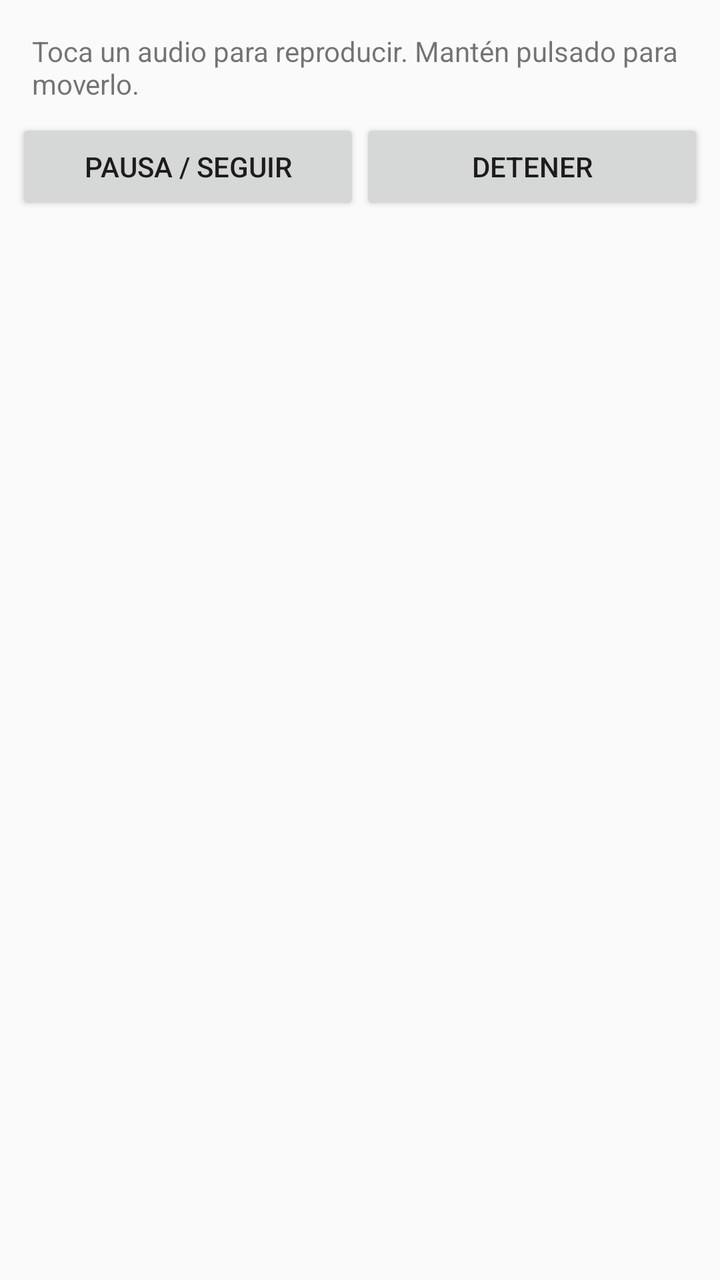
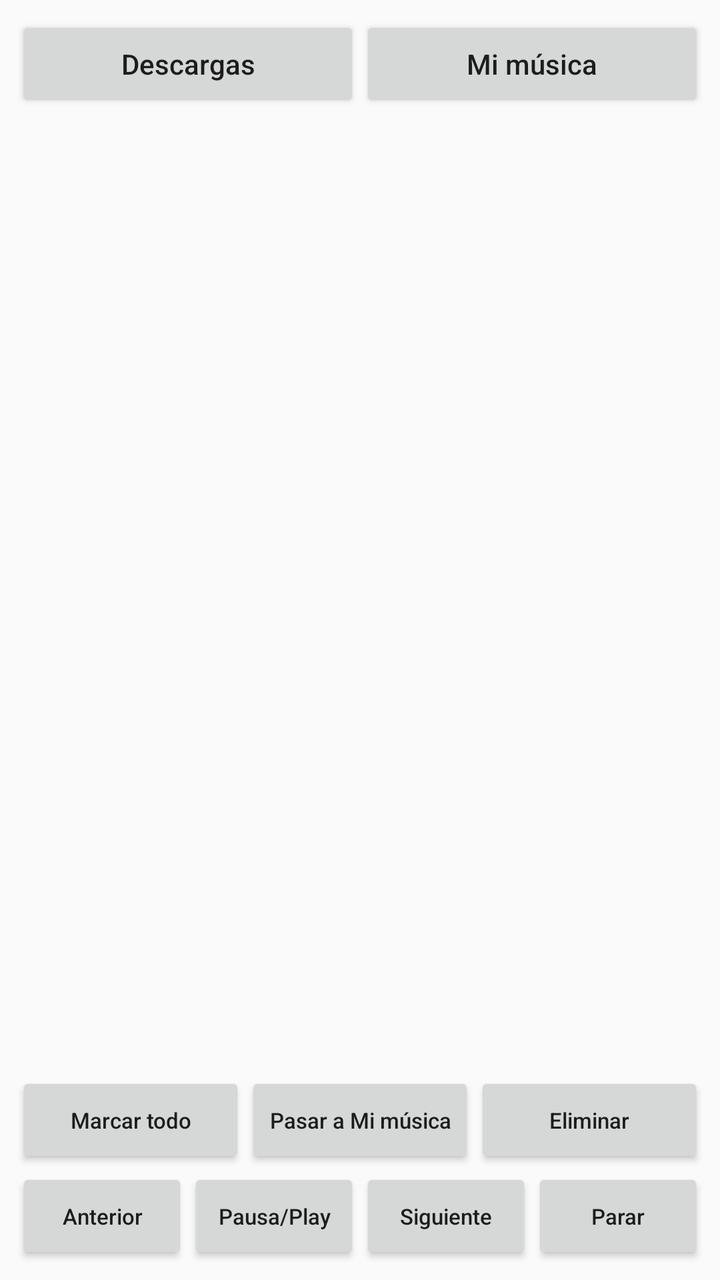

An Android layout rendered at two revisions. The XML below is the earlier revision; the diff shows what the commit changed to produce the second picture.
<!-- AndroidManifest.xml: application theme android:Theme.Material.Light.DarkActionBar -->
<!-- res/layout/activity_main.xml -->
<?xml version="1.0" encoding="utf-8"?>
<LinearLayout xmlns:android="http://schemas.android.com/apk/res/android"
    android:layout_width="match_parent"
    android:layout_height="match_parent"
    android:orientation="vertical"
    android:padding="8dp">

    <TextView
        android:id="@+id/status"
        android:layout_width="match_parent"
        android:layout_height="wrap_content"
        android:padding="8dp"
        android:text="Toca un audio para reproducir. Mantén pulsado para moverlo." />

    <LinearLayout
        android:layout_width="match_parent"
        android:layout_height="wrap_content"
        android:orientation="horizontal">

        <Button
            android:id="@+id/btnToggle"
            android:layout_width="0dp"
            android:layout_height="wrap_content"
            android:layout_weight="1"
            android:text="Pausa / Seguir" />

        <Button
            android:id="@+id/btnStop"
            android:layout_width="0dp"
            android:layout_height="wrap_content"
            android:layout_weight="1"
            android:text="Detener" />
    </LinearLayout>

    <ListView
        android:id="@+id/list"
        android:layout_width="match_parent"
        android:layout_height="0dp"
        android:layout_weight="1" />
</LinearLayout>
<!-- resources referenced by this layout -->
<resources>

</resources>

<!-- the commit's change to res/layout/activity_main.xml (unified diff, before → after) -->
@@ -5,12 +5,40 @@
     android:orientation="vertical"
     android:padding="8dp">
 
+    <LinearLayout
+        android:layout_width="match_parent"
+        android:layout_height="wrap_content"
+        android:orientation="horizontal">
+
+        <Button
+            android:id="@+id/btnDownloads"
+            android:layout_width="0dp"
+            android:layout_height="wrap_content"
+            android:layout_weight="1"
+            android:textAllCaps="false"
+            android:text="Descargas" />
+
+        <Button
+            android:id="@+id/btnLibrary"
+            android:layout_width="0dp"
+            android:layout_height="wrap_content"
+            android:layout_weight="1"
+            android:textAllCaps="false"
+            android:text="Mi música" />
+    </LinearLayout>
+
     <TextView
         android:id="@+id/status"
         android:layout_width="match_parent"
         android:layout_height="wrap_content"
         android:padding="8dp"
-        android:text="Toca un audio para reproducir. Mantén pulsado para moverlo." />
+        android:textSize="13sp" />
+
+    <androidx.recyclerview.widget.RecyclerView
+        android:id="@+id/recycler"
+        android:layout_width="match_parent"
+        android:layout_height="0dp"
+        android:layout_weight="1" />
 
     <LinearLayout
         android:layout_width="match_parent"
@@ -18,23 +46,72 @@
         android:orientation="horizontal">
 
         <Button
+            android:id="@+id/btnAll"
+            android:layout_width="0dp"
+            android:layout_height="wrap_content"
+            android:layout_weight="1"
+            android:textSize="11sp"
+            android:textAllCaps="false"
+            android:text="Marcar todo" />
+
+        <Button
+            android:id="@+id/btnMove"
+            android:layout_width="0dp"
+            android:layout_height="wrap_content"
+            android:layout_weight="1"
+            android:textSize="11sp"
+            android:textAllCaps="false"
+            android:text="Pasar a Mi música" />
+
+        <Button
+            android:id="@+id/btnDelete"
+            android:layout_width="0dp"
+            android:layout_height="wrap_content"
+            android:layout_weight="1"
+            android:textSize="11sp"
+            android:textAllCaps="false"
+            android:text="Eliminar" />
+    </LinearLayout>
+
+    <LinearLayout
+        android:layout_width="match_parent"
+        android:layout_height="wrap_content"
+        android:orientation="horizontal">
+
+        <Button
+            android:id="@+id/btnPrev"
+            android:layout_width="0dp"
+            android:layout_height="wrap_content"
+            android:layout_weight="1"
+            android:textSize="11sp"
+            android:textAllCaps="false"
+            android:text="Anterior" />
+
+        <Button
             android:id="@+id/btnToggle"
             android:layout_width="0dp"
             android:layout_height="wrap_content"
             android:layout_weight="1"
-            android:text="Pausa / Seguir" />
+            android:textSize="11sp"
+            android:textAllCaps="false"
+            android:text="Pausa/Play" />
+
+        <Button
+            android:id="@+id/btnNext"
+            android:layout_width="0dp"
+            android:layout_height="wrap_content"
+            android:layout_weight="1"
+            android:textSize="11sp"
+            android:textAllCaps="false"
+            android:text="Siguiente" />
 
         <Button
             android:id="@+id/btnStop"
             android:layout_width="0dp"
             android:layout_height="wrap_content"
             android:layout_weight="1"
-            android:text="Detener" />
+            android:textSize="11sp"
+            android:textAllCaps="false"
+            android:text="Parar" />
     </LinearLayout>
-
-    <ListView
-        android:id="@+id/list"
-        android:layout_width="match_parent"
-        android:layout_height="0dp"
-        android:layout_weight="1" />
 </LinearLayout>
